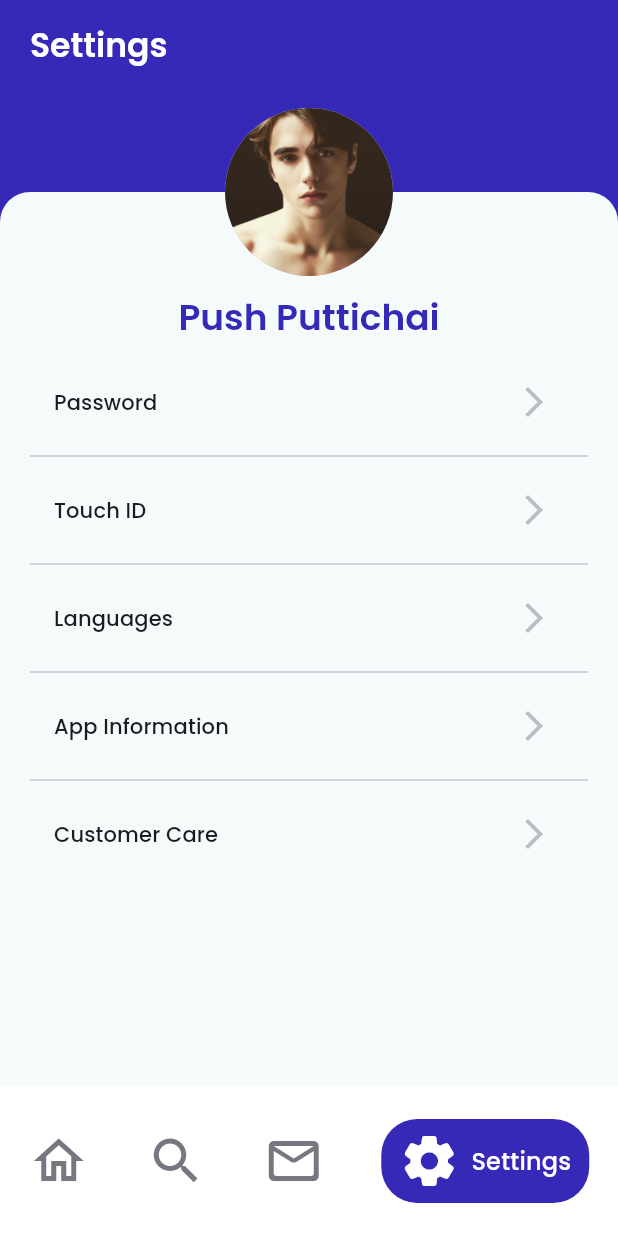
After one commit to AAndoniriana/ibank_flutter, a Flutter app: the HomeScreen screen opened directly, item 4 of the bottom bar chosen, on a phone screen of 412 x 824 dp. The commit adds this screen. Run offline on Flutter 3.47's test engine with Material 3 defaults, Android fonts, the phone set to English and light mode, and no system bars; our stand-ins replace flutter_bloc, flutter_svg, google_fonts.

Commit message:
Implement the setting screen

```diff
--- /dev/null
+++ b/lib/home/components/settings/settings.dart
@@ -0,0 +1,104 @@
+import 'package:flutter/material.dart';
+import 'package:ibank/core/ui/design_system/ibank_app_bar.dart';
+
+class SettingsAppBar extends StatelessWidget implements PreferredSizeWidget {
+  const SettingsAppBar({super.key});
+
+  @override
+  Widget build(BuildContext context) {
+    var colorScheme = Theme.of(context).colorScheme;
+    var textTheme = Theme.of(context).textTheme;
+    return IBankAppBar(
+      content: Padding(
+        padding: const EdgeInsets.symmetric(horizontal: 8.0, vertical: 16.0),
+        child: Text(
+          'Settings',
+          style: textTheme.titleLarge?.copyWith(
+            fontWeight: FontWeight.w600,
+            color: colorScheme.onPrimary,
+          ),
+        ),
+      ),
+      backgroundColor: colorScheme.primary,
+    );
+  }
+
+  @override
+  Size get preferredSize => Size.fromHeight(kToolbarHeight + 16);
+}
+
+class Settings extends StatelessWidget {
+  const Settings({super.key});
+
+  @override
+  Widget build(BuildContext context) {
+    var colorScheme = Theme.of(context).colorScheme;
+    var textTheme = Theme.of(context).textTheme;
+    List<String> menus = [
+      'Password',
+      'Touch ID',
+      'Languages',
+      'App Information',
+      'Customer Care',
+    ];
+    return Stack(
+      children: [
+        Padding(
+          padding: const EdgeInsets.only(top: 56.0),
+          child: Container(
+            width: double.infinity,
+            decoration: BoxDecoration(
+              color: colorScheme.surface,
+              borderRadius: BorderRadius.only(
+                topLeft: Radius.circular(20.0),
+                topRight: Radius.circular(20.0),
+              ),
+            ),
+          ),
+        ),
+        Align(
+          alignment: Alignment.topCenter,
+          child: Column(
+            spacing: 12.0,
+            children: [
+              CircleAvatar(
+                radius: 56.0,
+                foregroundImage: Image.asset(
+                  'assets/images/default_avatar.png',
+                ).image,
+              ),
+              Text(
+                'Push Puttichai',
+                style: textTheme.headlineSmall?.copyWith(
+                  color: colorScheme.primary,
+                  fontWeight: FontWeight.w600,
+                ),
+              ),
+              Expanded(
+                child: Padding(
+                  padding: const EdgeInsets.symmetric(horizontal: 20.0),
+                  child: ListView.separated(
+                    itemBuilder: (context, index) {
+                      return ListTile(
+                        onTap: () {},
+                        title: Text(menus[index], style: textTheme.labelLarge),
+                        trailing: Icon(
+                          Icons.arrow_forward_ios,
+                          color: colorScheme.outline.withAlpha(120),
+                        ),
+                      );
+                    },
+                    separatorBuilder: (context, index) {
+                      return const Divider();
+                    },
+                    itemCount: menus.length,
+                  ),
+                ),
+              ),
+            ],
+          ),
+        ),
+      ],
+    );
+  }
+}
--- a/lib/home/home_screen.dart
+++ b/lib/home/home_screen.dart
@@ -3,6 +3,7 @@ import 'package:ibank/core/ui/components/navbar/ibank_navigation_bar.dart';
 import 'package:ibank/home/components/dashboard/dashboard.dart';
 import 'package:ibank/home/components/message/message_list.dart';
 import 'package:ibank/home/components/search/search.dart';
+import 'package:ibank/home/components/settings/settings.dart';
 import 'package:ibank/home/models/home_screen_model.dart';
 
 class HomeScreen extends StatefulWidget {
@@ -34,6 +35,11 @@ class _HomeScreenState extends State<HomeScreen> {
         body: const MessageList(),
         backgroundColor: colorScheme.surfaceContainer,
       ),
+      HomeScreenModel(
+        appBar: const SettingsAppBar(),
+        body: const Settings(),
+        backgroundColor: colorScheme.primary,
+      ),
     ];
 
     return Scaffold(
```
